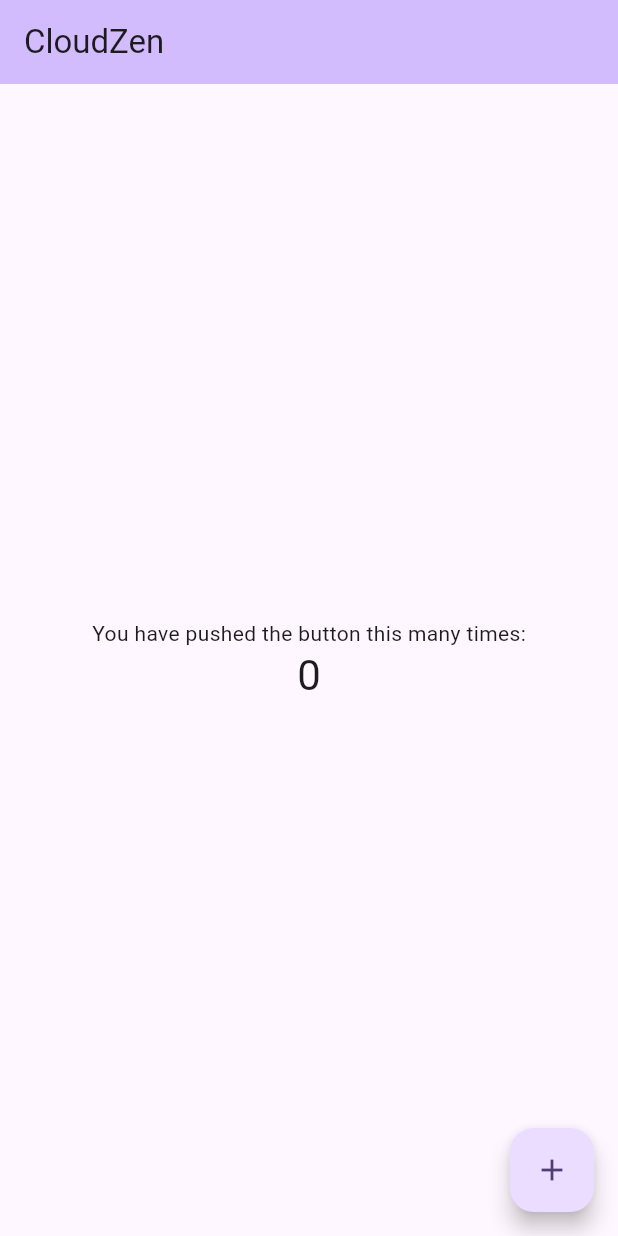
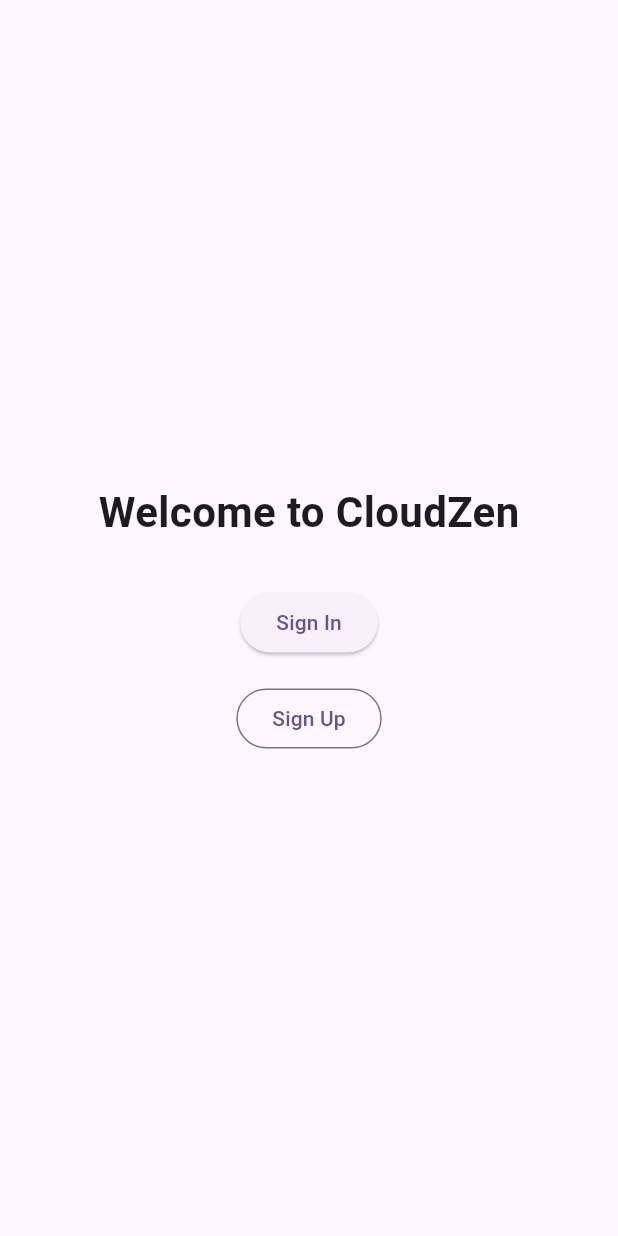
Before and after one commit to JustineJensen/Awareness_app, a Flutter app: the screen it shows after launch, on a phone screen of 412 x 824 dp. Run offline on Flutter 3.47's test engine with Material 3 defaults, Android fonts, the phone set to English and light mode, and no system bars; our stand-ins replace cloud_firestore, firebase_auth, firebase_core, flutter_bloc; accounts and stored records are empty.

Commit message:
added a landing page

```diff
--- a/lib/main.dart
+++ b/lib/main.dart
@@ -1,9 +1,13 @@
 import 'package:flutter/material.dart';
 import 'package:firebase_core/firebase_core.dart';
+import 'package:security_awareness_app/auth/auth_block.dart';
+import 'package:security_awareness_app/views/landing_screen.dart';
 import 'package:security_awareness_app/views/login_screen.dart';
 import 'package:security_awareness_app/views/home_screen.dart';
 import 'package:security_awareness_app/views/register_screen.dart';
 import 'firebase_options.dart';
+import 'package:flutter_bloc/flutter_bloc.dart';
+
 
 Future<void> main() async {
   WidgetsFlutterBinding.ensureInitialized();
@@ -16,22 +20,23 @@
 class MyApp extends StatelessWidget {
   const MyApp({super.key});
 
-  // This widget is the root of your application.
   @override
   Widget build(BuildContext context) {
-    return MaterialApp(
-      title: 'Flutter Demo',
-      theme: ThemeData(
-
-        colorScheme: .fromSeed(seedColor: Colors.deepPurple),
+    return BlocProvider(
+      create: (_) => AuthBloc()..add(AuthSubscribe()),
+      child: MaterialApp(
+        title: 'CloudZen',
+        theme: ThemeData(
+          colorScheme: ColorScheme.fromSeed(seedColor: Colors.deepPurple),
+        ),
+        initialRoute: '/',
+        routes: {
+          '/': (_)=> const LandingScreen(),
+          '/login': (_) => const LoginScreen(),
+          '/home': (_) => const HomeScreen(),
+          '/register': (_) => const RegisterScreen(),
+        },
       ),
-      home: const MyHomePage(title: 'CloudZen'),
-      routes:{
-          '/': (_) => const LoginScreen(),
-          '/home': (_) => const HomeScreen(),
-           '/register': (_) => const RegisterScreen(),
-  },
-
     );
   }
 }
--- /dev/null
+++ b/lib/views/landing_screen.dart
@@ -0,0 +1,34 @@
+import 'package:flutter/material.dart';
+
+class LandingScreen extends StatelessWidget {
+  const LandingScreen({Key? key}) : super(key:key);
+
+  @override
+  Widget build(BuildContext context) {
+    return Scaffold(
+      body:Center(
+        child:Column(
+          mainAxisAlignment: MainAxisAlignment.center,
+          children: [
+            const Text(
+              'Welcome to CloudZen',
+              style: TextStyle(fontSize: 28, fontWeight:FontWeight.bold),
+            ),
+            const SizedBox(height: 30),
+            ElevatedButton(onPressed: (){
+              Navigator.pushNamed(context, '/login');
+            },
+            child:const Text('Sign In'),
+            ),
+            const SizedBox(height: 16),
+            OutlinedButton(onPressed: (){
+              Navigator.pushNamed(context, '/register');
+            }, child: const Text('Sign Up'),
+            )
+          ],
+        )
+      )
+
+    );
+  }
+}
```
